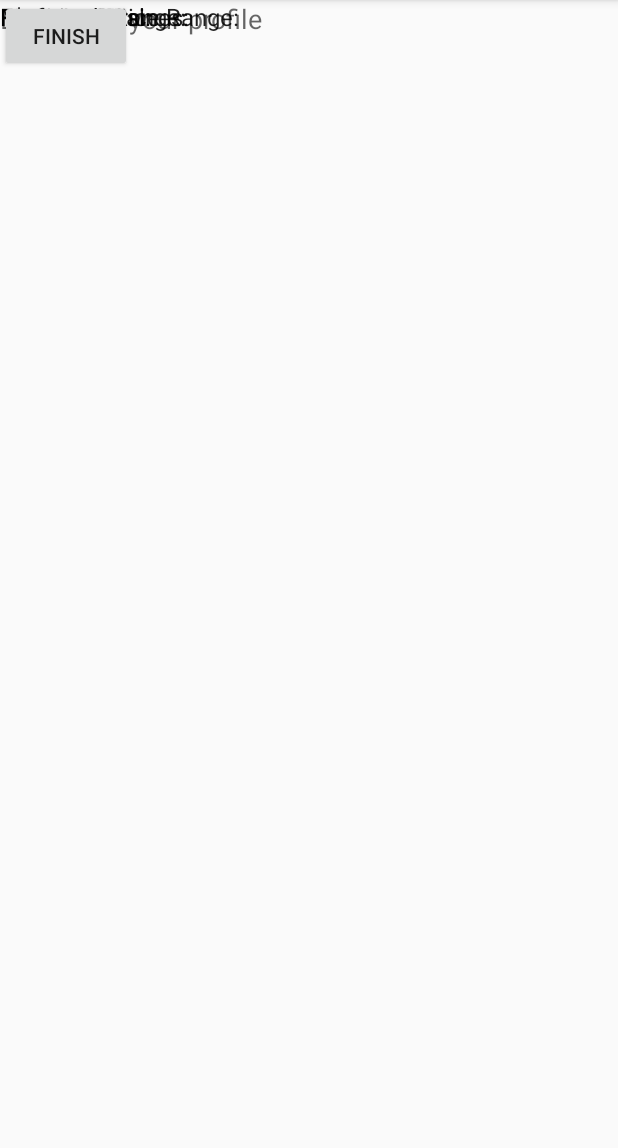
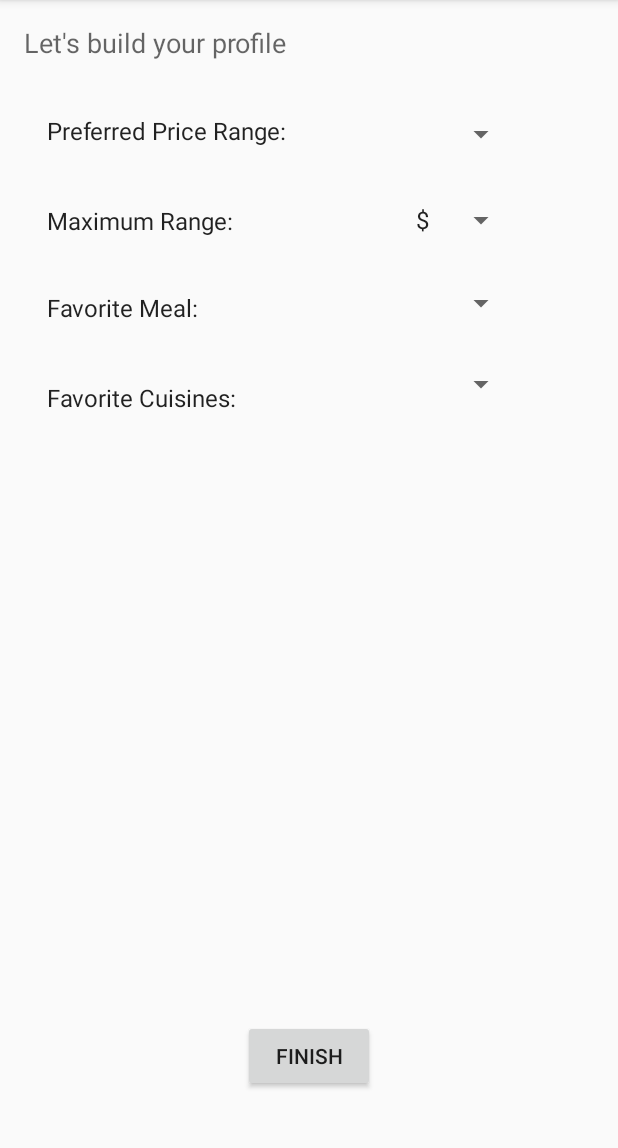
Before and after one commit to TerrenceHo/FoodRecommendation, an Android app: the Profile screen opened directly, with no data from a screen before it, on a phone screen of 412 x 824 dp, the part 84-1232 px from its top. Run offline under Robolectric (Android 15) with nearby library versions, the phone set to English and light mode, and no system bars.

Commit message:
Fixed profile page layout

```diff
--- a/AndroidFrontEnd/FoodRecommendation/app/src/main/res/layout/activity_profile.xml
+++ b/AndroidFrontEnd/FoodRecommendation/app/src/main/res/layout/activity_profile.xml
@@ -4,7 +4,9 @@
     xmlns:tools="http://schemas.android.com/tools"
     android:layout_width="match_parent"
     android:layout_height="match_parent"
-    tools:context="com.example.nilay.foodrecommendation.Profile">
+    tools:context="com.example.nilay.foodrecommendation.Profile"
+    tools:layout_editor_absoluteY="81dp"
+    tools:layout_editor_absoluteX="0dp">
 
     <TextView
         android:id="@+id/title"
@@ -12,8 +14,13 @@
         android:layout_height="wrap_content"
         android:text="Let's build your profile"
         android:textAppearance="@style/TextAppearance.AppCompat.Medium"
-        tools:layout_editor_absoluteX="16dp"
-        tools:layout_editor_absoluteY="16dp" />
+        tools:layout_constraintTop_creator="1"
+        android:layout_marginStart="16dp"
+        android:layout_marginTop="16dp"
+        tools:layout_constraintLeft_creator="1"
+        app:layout_constraintLeft_toLeftOf="parent"
+        app:layout_constraintTop_toTopOf="parent"
+        android:layout_marginLeft="16dp" />
 
     <TextView
         android:id="@+id/priceRange"
@@ -21,15 +28,28 @@
         android:layout_height="wrap_content"
         android:text="Preferred Price Range: "
         android:textAppearance="@style/TextAppearance.AppCompat.Menu"
-        tools:layout_editor_absoluteX="31dp"
-        tools:layout_editor_absoluteY="77dp" />
+        tools:layout_constraintTop_creator="1"
+        tools:layout_constraintBottom_creator="1"
+        android:layout_marginStart="31dp"
+        app:layout_constraintBottom_toBottomOf="@+id/priceRangeSpinner"
+        android:layout_marginTop="61dp"
+        tools:layout_constraintLeft_creator="1"
+        android:layout_marginBottom="62dp"
+        app:layout_constraintLeft_toLeftOf="parent"
+        app:layout_constraintTop_toTopOf="@+id/title"
+        android:layout_marginLeft="31dp" />
 
     <Spinner
         android:id="@+id/priceRangeSpinner"
-        android:layout_width="75dp"
+        android:layout_width="0dp"
         android:layout_height="wrap_content"
-        tools:layout_editor_absoluteX="242dp"
-        tools:layout_editor_absoluteY="134dp" />
+        tools:layout_constraintTop_creator="1"
+        tools:layout_constraintRight_creator="1"
+        app:layout_constraintRight_toRightOf="@+id/rangeSpinner"
+        android:layout_marginTop="33dp"
+        app:layout_constraintTop_toBottomOf="@+id/rangeSpinner"
+        tools:layout_constraintLeft_creator="1"
+        app:layout_constraintLeft_toLeftOf="@+id/rangeSpinner" />
 
     <TextView
         android:id="@+id/distance"
@@ -37,15 +57,25 @@
         android:layout_height="wrap_content"
         android:text="Maximum Range:"
         android:textAppearance="@style/TextAppearance.AppCompat.Menu"
-        tools:layout_editor_absoluteX="31dp"
-        tools:layout_editor_absoluteY="134dp" />
+        tools:layout_constraintTop_creator="1"
+        android:layout_marginStart="31dp"
+        android:layout_marginTop="38dp"
+        app:layout_constraintTop_toBottomOf="@+id/priceRange"
+        tools:layout_constraintLeft_creator="1"
+        app:layout_constraintLeft_toLeftOf="parent"
+        android:layout_marginLeft="31dp" />
 
     <Spinner
         android:id="@+id/rangeSpinner"
         android:layout_width="75dp"
         android:layout_height="wrap_content"
-        tools:layout_editor_absoluteX="242dp"
-        tools:layout_editor_absoluteY="77dp" />
+        tools:layout_constraintTop_creator="1"
+        tools:layout_constraintRight_creator="1"
+        android:layout_marginEnd="67dp"
+        app:layout_constraintRight_toRightOf="parent"
+        android:layout_marginTop="77dp"
+        app:layout_constraintTop_toTopOf="parent"
+        android:layout_marginRight="67dp" />
 
     <TextView
         android:id="@+id/favoriteMeal"
@@ -53,15 +83,25 @@
         android:layout_height="wrap_content"
         android:text="Favorite Meal:"
         android:textAppearance="@style/TextAppearance.AppCompat.Menu"
-        tools:layout_editor_absoluteX="31dp"
-        tools:layout_editor_absoluteY="189dp" />
+        tools:layout_constraintTop_creator="1"
+        android:layout_marginStart="31dp"
+        android:layout_marginTop="36dp"
+        app:layout_constraintTop_toBottomOf="@+id/distance"
+        tools:layout_constraintLeft_creator="1"
+        app:layout_constraintLeft_toLeftOf="parent"
+        android:layout_marginLeft="31dp" />
 
     <Spinner
         android:id="@+id/favoriteMealSpinner"
-        android:layout_width="75dp"
+        android:layout_width="0dp"
         android:layout_height="wrap_content"
-        tools:layout_editor_absoluteX="242dp"
-        tools:layout_editor_absoluteY="189dp" />
+        tools:layout_constraintTop_creator="1"
+        tools:layout_constraintRight_creator="1"
+        app:layout_constraintRight_toRightOf="@+id/priceRangeSpinner"
+        android:layout_marginTop="31dp"
+        app:layout_constraintTop_toBottomOf="@+id/priceRangeSpinner"
+        tools:layout_constraintLeft_creator="1"
+        app:layout_constraintLeft_toLeftOf="@+id/priceRangeSpinner" />
 
     <TextView
         android:id="@+id/cuisines"
@@ -69,22 +109,37 @@
         android:layout_height="wrap_content"
         android:text="Favorite Cuisines:"
         android:textAppearance="@style/TextAppearance.AppCompat.Menu"
-        tools:layout_editor_absoluteX="31dp"
-        tools:layout_editor_absoluteY="246dp" />
+        tools:layout_constraintTop_creator="1"
+        android:layout_marginStart="31dp"
+        android:layout_marginTop="38dp"
+        app:layout_constraintTop_toBottomOf="@+id/favoriteMeal"
+        tools:layout_constraintLeft_creator="1"
+        app:layout_constraintLeft_toLeftOf="parent"
+        android:layout_marginLeft="31dp" />
 
     <Spinner
         android:id="@+id/spinner6"
-        android:layout_width="75dp"
+        android:layout_width="0dp"
         android:layout_height="wrap_content"
-        tools:layout_editor_absoluteX="242dp"
-        tools:layout_editor_absoluteY="243dp" />
+        tools:layout_constraintTop_creator="1"
+        tools:layout_constraintRight_creator="1"
+        app:layout_constraintRight_toRightOf="@+id/favoriteMealSpinner"
+        android:layout_marginTop="30dp"
+        app:layout_constraintTop_toBottomOf="@+id/favoriteMealSpinner"
+        tools:layout_constraintLeft_creator="1"
+        app:layout_constraintLeft_toLeftOf="@+id/favoriteMealSpinner" />
 
     <Button
         android:id="@+id/finishButton"
         android:layout_width="wrap_content"
         android:layout_height="wrap_content"
         android:text="Finish"
-        tools:layout_editor_absoluteX="147dp"
-        tools:layout_editor_absoluteY="423dp" />
+        tools:layout_constraintRight_creator="1"
+        tools:layout_constraintBottom_creator="1"
+        app:layout_constraintBottom_toBottomOf="parent"
+        app:layout_constraintRight_toRightOf="parent"
+        tools:layout_constraintLeft_creator="1"
+        android:layout_marginBottom="40dp"
+        app:layout_constraintLeft_toLeftOf="parent" />
 
 </android.support.constraint.ConstraintLayout>
```
